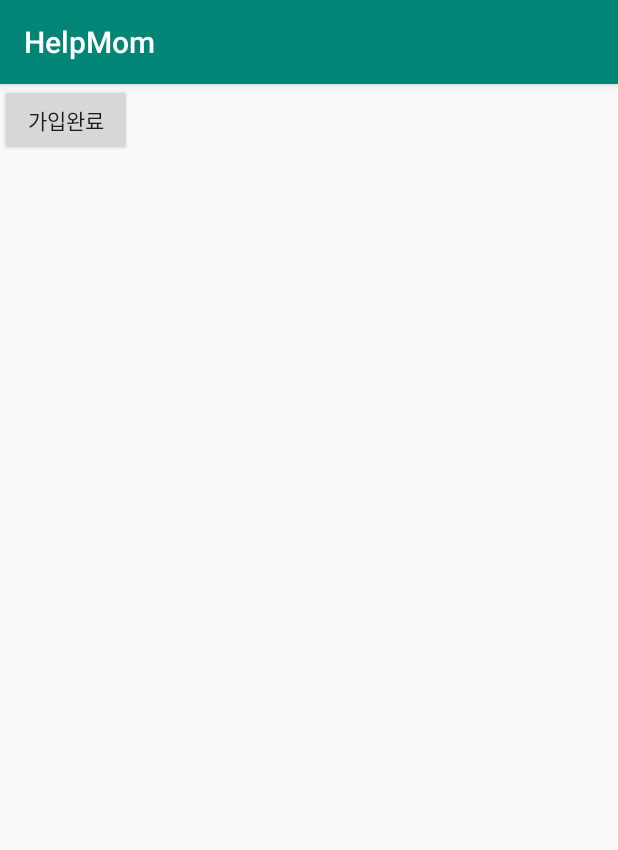
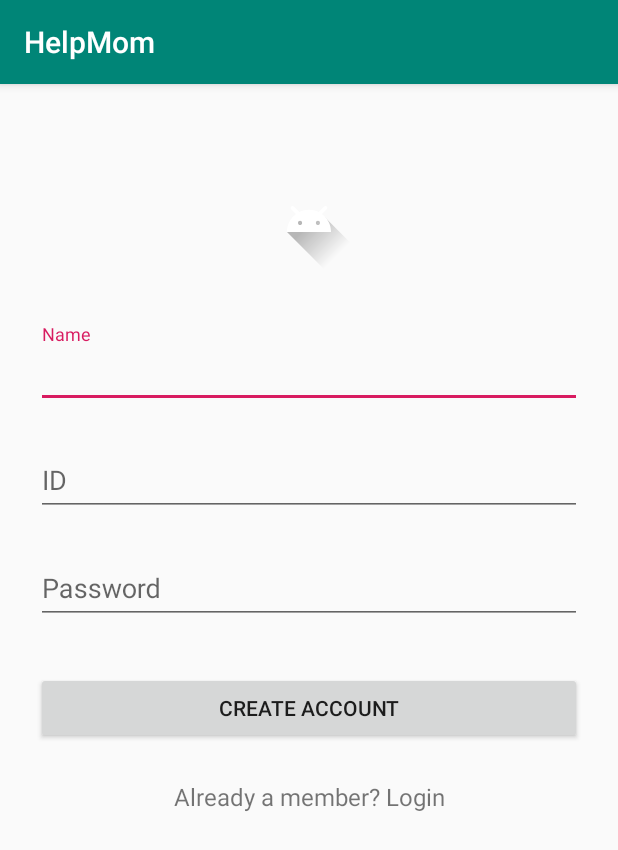
Before and after one commit to cyblack/HelpMom, an Android app: the RegisterActivity screen opened directly, with no data from a screen before it, on a phone screen of 412 x 824 dp. Shown: the top 850 px of the screen. Run offline under Robolectric (Android 15) with nearby library versions, the phone set to English and light mode, and no system bars.

Commit message:
LoginActivity.java fixed - Authentication bug fixed - Toast message text fixed
RegisterActivity.java and activity_register.xml modified

* Database sync still needed

```diff
--- a/app/src/main/res/layout/activity_register.xml
+++ b/app/src/main/res/layout/activity_register.xml
@@ -1,19 +1,74 @@
 <?xml version="1.0" encoding="utf-8"?>
 
-<LinearLayout
-    xmlns:android="http://schemas.android.com/apk/res/android"
-    xmlns:app="http://schemas.android.com/apk/res-auto"
-    xmlns:tools="http://schemas.android.com/tools"
+<LinearLayout xmlns:android="http://schemas.android.com/apk/res/android"
+    android:orientation="vertical"
     android:layout_width="match_parent"
-    android:layout_height="match_parent"
-    tools:context=".LoginActivity"
-    >
+    android:layout_height="wrap_content"
+    android:paddingTop="56dp"
+    android:paddingLeft="24dp"
+    android:paddingRight="24dp">
 
-    <Button
-        android:id="@+id/confirm"
+    <ImageView android:src="@drawable/ic_launcher_foreground"
         android:layout_width="wrap_content"
+        android:layout_height="72dp"
+        android:layout_marginBottom="24dp"
+        android:layout_gravity="center_horizontal" />
+
+    <!--  Name Label -->
+    <android.support.design.widget.TextInputLayout
+        android:layout_width="match_parent"
         android:layout_height="wrap_content"
-        android:text="가입완료"
-        />
+        android:layout_marginTop="8dp"
+        android:layout_marginBottom="8dp">
+        <EditText android:id="@+id/input_name"
+            android:layout_width="match_parent"
+            android:layout_height="wrap_content"
+            android:inputType="textCapWords"
+            android:hint="Name" />
+    </android.support.design.widget.TextInputLayout>
+
+    <!-- Email Label -->
+    <android.support.design.widget.TextInputLayout
+        android:layout_width="match_parent"
+        android:layout_height="wrap_content"
+        android:layout_marginTop="8dp"
+        android:layout_marginBottom="8dp">
+        <EditText android:id="@+id/input_id"
+            android:layout_width="match_parent"
+            android:layout_height="wrap_content"
+            android:inputType="textEmailAddress"
+            android:hint="ID" />
+    </android.support.design.widget.TextInputLayout>
+
+    <!-- Password Label -->
+    <android.support.design.widget.TextInputLayout
+        android:layout_width="match_parent"
+        android:layout_height="wrap_content"
+        android:layout_marginTop="8dp"
+        android:layout_marginBottom="8dp">
+        <EditText android:id="@+id/input_pw"
+            android:layout_width="match_parent"
+            android:layout_height="wrap_content"
+            android:inputType="textPassword"
+            android:hint="Password"/>
+    </android.support.design.widget.TextInputLayout>
+
+    <!-- Register Button -->
+    <android.support.v7.widget.AppCompatButton
+        android:id="@+id/registerBtn"
+        android:layout_width="match_parent"
+        android:layout_height="wrap_content"
+        android:layout_marginTop="24dp"
+        android:layout_marginBottom="24dp"
+        android:padding="12dp"
+        android:text="Create Account"/>
+
+    <TextView android:id="@+id/link_login"
+        android:layout_width="match_parent"
+        android:layout_height="wrap_content"
+        android:layout_marginBottom="24dp"
+        android:text="Already a member? Login"
+        android:gravity="center"
+        android:textSize="16dip"/>
 
 </LinearLayout>
```
Also changed, not shown: app/src/main/AndroidManifest.xml (+3 -4 lines), app/src/main/java/org/androidtown/helpmom/LoginActivity.java (+5 -6 lines), app/src/main/java/org/androidtown/helpmom/RegisterActivity.java (+104 -7 lines).
